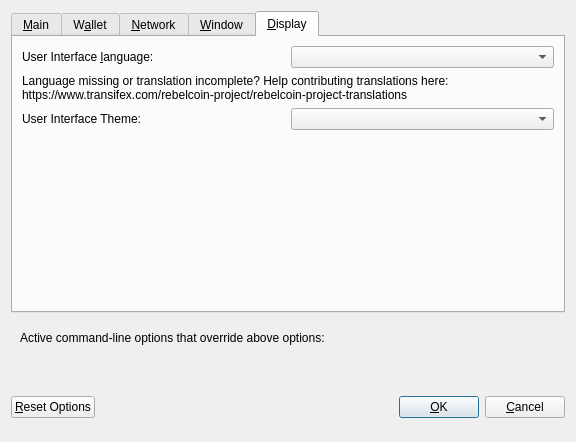
First picture: the form in src/qt/forms/optionsdialog.ui, repository RebelStation/REBELCoin, before the edit.
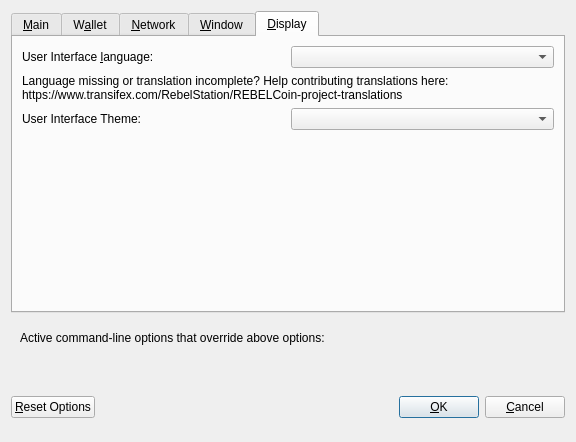
Second picture: the form after the edit. The open tabs and pages were chosen to show the change. Custom widgets are drawn as their Qt base class.

The edit to the form file:
```diff
--- a/src/qt/forms/optionsdialog.ui
+++ b/src/qt/forms/optionsdialog.ui
@@ -428,7 +428,7 @@
          </property>
          <property name="text">
           <string>Language missing or translation incomplete? Help contributing translations here:
-https://www.transifex.com/rebelcoin-project/rebelcoin-project-translations</string>
+https://www.transifex.com/RebelStation/REBELCoin-project-translations</string>
          </property>
          <property name="wordWrap">
           <bool>true</bool>
```
